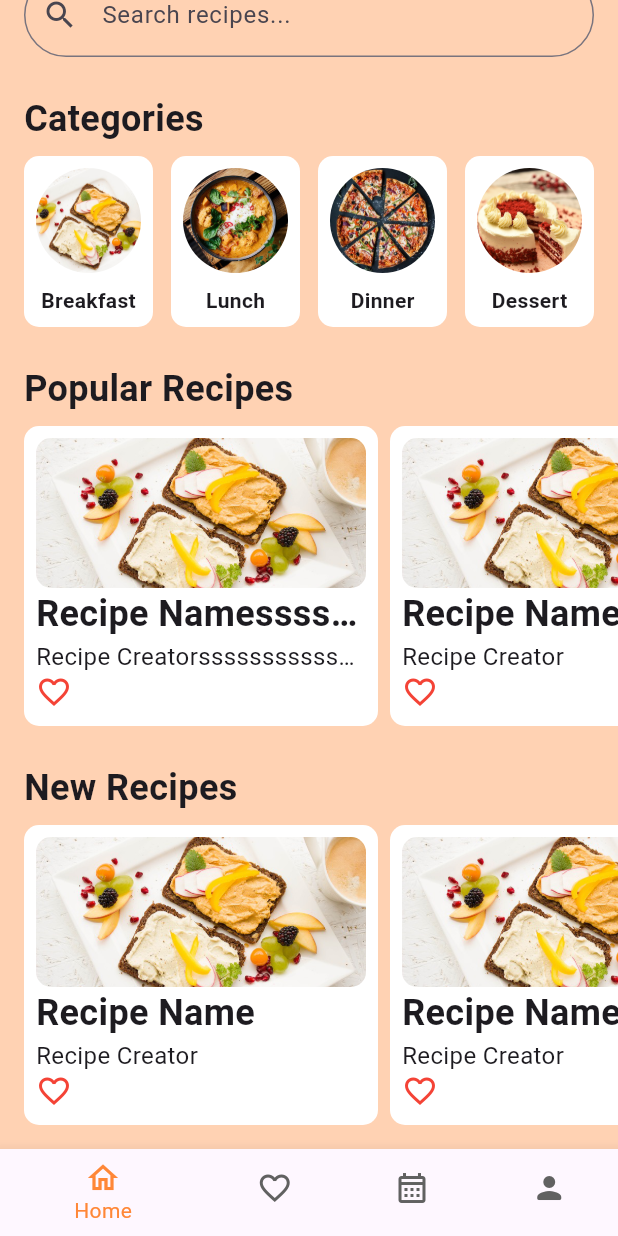
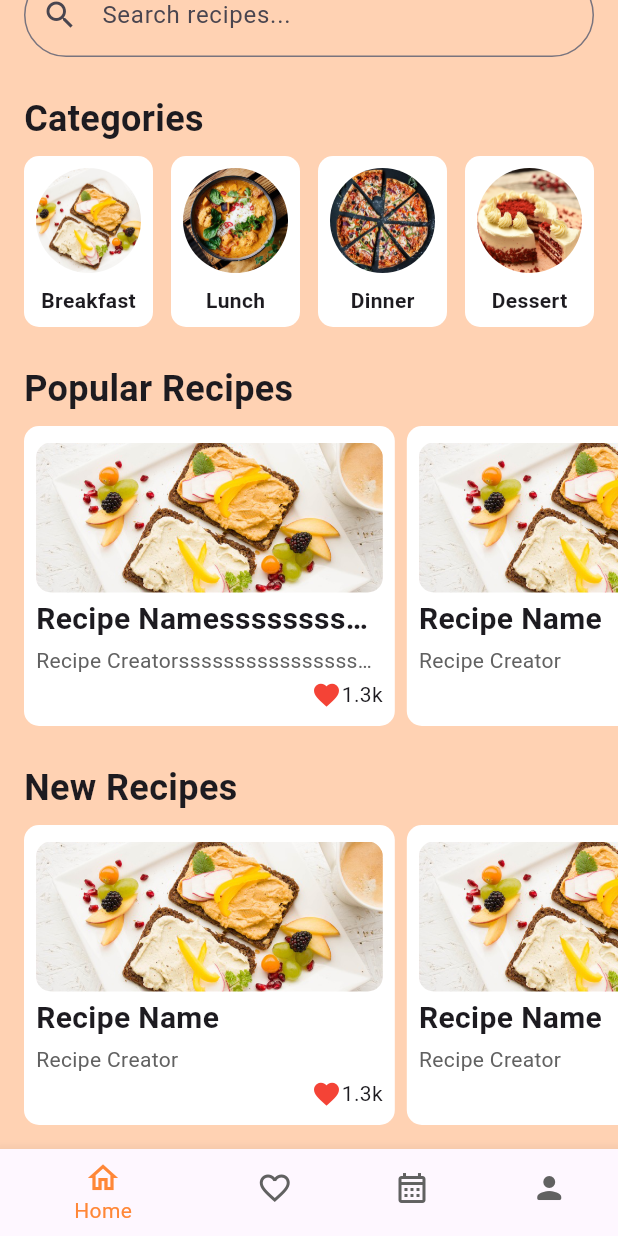
Before and after one commit to PypaertSybrin/app-eindopdracht, a Flutter app: the screen it shows after launch, scrolled down 82 dp, on a phone screen of 412 x 824 dp. Run offline on Flutter 3.47's test engine with Material 3 defaults, Android fonts, the phone set to English and light mode, and no system bars.

Commit message:
feat: added routes favorites and planned

```diff
--- a/tastytrade/lib/routes/bottom_navigator.dart
+++ b/tastytrade/lib/routes/bottom_navigator.dart
@@ -61,9 +61,7 @@ class _BottomNavigatorState extends State<BottomNavigator> {
           ),
         ],
       ),
-      body: SingleChildScrollView(
-        child: _widgetOptions.elementAt(_selectedIndex),
-      ),
+      body: _widgetOptions.elementAt(_selectedIndex),
     );
   }
 }
--- a/tastytrade/lib/routes/home.dart
+++ b/tastytrade/lib/routes/home.dart
@@ -7,7 +7,8 @@ class Home extends StatelessWidget {
 
   @override
   Widget build(BuildContext context) {
-    return Padding(
+    return SingleChildScrollView(
+      child: Padding(
         padding: const EdgeInsets.only(top: 64, bottom: 16),
         child: Column(
           crossAxisAlignment: CrossAxisAlignment.start,
@@ -49,6 +50,7 @@ class Home extends StatelessWidget {
                     return const Padding(
                       padding: EdgeInsets.only(left: 16),
                       child: Recipe(
+                          large: true,
                           imageLocation: 'assets/breakfast.png',
                           recipeName: 'Recipe Namesssssssssssssssssssssssss',
                           recipeCreator: 'Recipe Creatorsssssssssssssssssssss'),
@@ -59,12 +61,14 @@ class Home extends StatelessWidget {
                     return const Padding(
                       padding: EdgeInsets.only(right: 16),
                       child: Recipe(
+                          large: true,
                           imageLocation: 'assets/breakfast.png',
                           recipeName: 'Recipe Name',
                           recipeCreator: 'Recipe Creator'),
                     );
                   }
                   return const Recipe(
+                      large: true,
                       imageLocation: 'assets/breakfast.png',
                       recipeName: 'Recipe Name',
                       recipeCreator: 'Recipe Creator');
@@ -86,6 +90,7 @@ class Home extends StatelessWidget {
                     return const Padding(
                       padding: EdgeInsets.only(left: 16),
                       child: Recipe(
+                          large: true,
                           imageLocation: 'assets/breakfast.png',
                           recipeName: 'Recipe Name',
                           recipeCreator: 'Recipe Creator'),
@@ -96,12 +101,14 @@ class Home extends StatelessWidget {
                     return const Padding(
                       padding: EdgeInsets.only(right: 16),
                       child: Recipe(
+                          large: true,
                           imageLocation: 'assets/breakfast.png',
                           recipeName: 'Recipe Name',
                           recipeCreator: 'Recipe Creator'),
                     );
                   }
                   return const Recipe(
+                      large: true,
                       imageLocation: 'assets/breakfast.png',
                       recipeName: 'Recipe Name',
                       recipeCreator: 'Recipe Creator');
@@ -112,6 +119,7 @@ class Home extends StatelessWidget {
               ),
             ),
           ],
+        ),
       ),
     );
   }
--- a/tastytrade/lib/widgets/category.dart
+++ b/tastytrade/lib/widgets/category.dart
@@ -10,9 +10,11 @@ class Category extends StatelessWidget {
 
   @override
   Widget build(BuildContext context) {
-    return Material(
-      color: Colors.white,
-      borderRadius: BorderRadius.circular(10.0),
+    return Container(
+      decoration: BoxDecoration(
+        borderRadius: BorderRadius.circular(10.0),
+        color: Colors.white,
+      ),
       child: InkWell(
         onTap: () {},
         child: Padding(
--- a/tastytrade/lib/widgets/recipe.dart
+++ b/tastytrade/lib/widgets/recipe.dart
@@ -1,32 +1,36 @@
-import 'package:flutter/cupertino.dart';
 import 'package:flutter/material.dart';
-import 'package:flutter/widgets.dart';
 
 class Recipe extends StatelessWidget {
   final String imageLocation;
   final String recipeName;
   final String recipeCreator;
+  final bool large;
 
   const Recipe(
       {Key? key,
       required this.imageLocation,
       required this.recipeName,
-      required this.recipeCreator})
+      required this.recipeCreator,
+      required this.large})
       : super(key: key);
   @override
   Widget build(BuildContext context) {
-    return Material(
+    return Container(
+      width: large ? MediaQuery.of(context).size.width * 0.6 : null,
+      decoration: BoxDecoration(
+        borderRadius: BorderRadius.circular(10.0),
         color: Colors.white,
-      borderRadius: BorderRadius.circular(10.0),
+      ),
       child: InkWell(
         onTap: () {},
         child: Padding(
           padding: const EdgeInsets.all(8.0),
           child: Column(
+            mainAxisAlignment: MainAxisAlignment.spaceEvenly,
             crossAxisAlignment: CrossAxisAlignment.start,
             children: [
               Container(
-                width: 220,
+                width: double.infinity,
                 height: 100,
                 clipBehavior: Clip.antiAlias,
                 decoration: BoxDecoration(
@@ -37,28 +41,30 @@ class Recipe extends StatelessWidget {
                   fit: BoxFit.cover,
                 ),
               ),
-              SizedBox(
-                width: 220,
-                child: Text(recipeName,
+              Text(recipeName,
                   style: const TextStyle(
                     fontWeight: FontWeight.bold,
-                      fontSize: 24,
+                    fontSize: 20,
                     overflow: TextOverflow.ellipsis,
                   )),
-              ),
-              SizedBox(
-                  width: 220,
-                  child: Text(recipeCreator,
-                      style: const TextStyle(
-                          fontSize: 16, overflow: TextOverflow.ellipsis))),
+              Text(recipeCreator,
+                  style: TextStyle(
+                      overflow: TextOverflow.ellipsis,
+                      color: Colors.grey[700])),
+              Row(
+                mainAxisAlignment: MainAxisAlignment.end,
+                children: [
                   GestureDetector(
                     onTap: () {},
                     child: const Icon(
-                  Icons.favorite_border,
+                      Icons.favorite,
                       color: Colors.red,
-                  size: 24.0,
+                      size: 20.0,
                     ),
                   ),
+                  const Text('1.3k'),
+                ],
+              )
             ],
           ),
         ),
--- a/tastytrade/pubspec.yaml
+++ b/tastytrade/pubspec.yaml
@@ -9,6 +9,7 @@ environment:
 dependencies:
   flutter:
     sdk: flutter
+  intl: ^0.19.0
 
 dev_dependencies:
   flutter_test:
```
Also changed, not shown: tastytrade/lib/routes/favorites.dart (+32 -4 lines), tastytrade/lib/routes/planned.dart (+24 -4 lines), tastytrade/lib/widgets/recipe_planned.dart (+85 -0 lines), tastytrade/pubspec.lock. Lines whose indentation alone changed are shown as unchanged.
